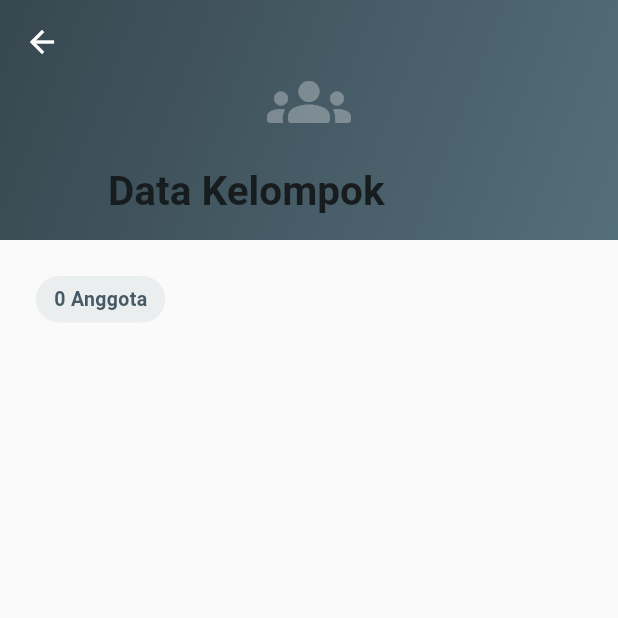
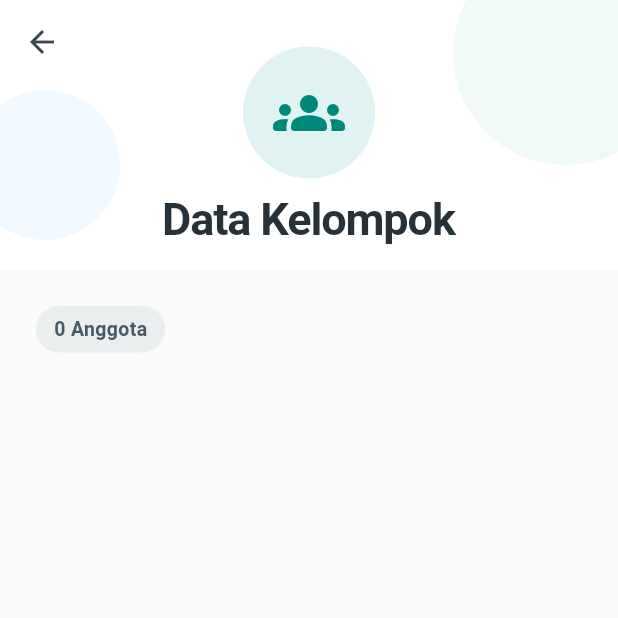
Before and after one commit to Rex4Red/Tugas2-TPM, a Flutter app: the DataKelompokPage screen opened directly, on a phone screen of 412 x 824 dp, the top half of it. Run offline on Flutter 3.47's test engine with Material 3 defaults, Android fonts, the phone set to English and light mode, and no system bars; our stand-ins replace shared_preferences, supabase_flutter; accounts and stored records are empty.

Commit message:
Redesign Data Kelompok header + update .gitignore

```diff
--- a/lib/pages/data_kelompok_page.dart
+++ b/lib/pages/data_kelompok_page.dart
@@ -66,40 +66,74 @@ class _DataKelompokPageState extends State<DataKelompokPage> {
           ? _buildErrorState()
           : CustomScrollView(
               slivers: [
-                    // Header
+                // Modern Clean Header
                 SliverAppBar(
-                      expandedHeight: 160,
+                  expandedHeight: 180,
                   pinned: true,
-                      backgroundColor: Colors.blueGrey[700],
-                      foregroundColor: Colors.white,
+                  backgroundColor: Colors.white,
+                  foregroundColor: Colors.blueGrey[800],
+                  elevation: 0,
+                  centerTitle: true,
                   flexibleSpace: FlexibleSpaceBar(
-                        title: const Text(
+                    centerTitle: true,
+                    titlePadding: const EdgeInsets.only(bottom: 16),
+                    title: Text(
                       'Data Kelompok',
                       style: TextStyle(
-                            fontWeight: FontWeight.w600,
-                            fontSize: 18,
+                        fontWeight: FontWeight.bold,
+                        fontSize: 20,
+                        letterSpacing: -0.5,
+                        color: Colors.blueGrey[900],
                       ),
                     ),
                     background: Container(
+                      decoration: const BoxDecoration(color: Colors.white),
+                      child: Stack(
+                        children: [
+                          // Decorative Background Elements
+                          Positioned(
+                            top: -40,
+                            right: -40,
+                            child: Container(
+                              width: 150,
+                              height: 150,
                               decoration: BoxDecoration(
-                            gradient: LinearGradient(
-                              begin: Alignment.topLeft,
-                              end: Alignment.bottomRight,
-                              colors: [
-                                Colors.blueGrey[800]!,
-                                Colors.blueGrey[600]!,
-                              ],
+                                shape: BoxShape.circle,
+                                color: Colors.teal[50]!.withValues(alpha: 0.5),
                               ),
                             ),
-                          child: Center(
+                          ),
+                          Positioned(
+                            bottom: 20,
+                            left: -20,
+                            child: Container(
+                              width: 100,
+                              height: 100,
+                              decoration: BoxDecoration(
+                                shape: BoxShape.circle,
+                                color: Colors.blue[50]!.withValues(alpha: 0.5),
+                              ),
+                            ),
+                          ),
+                          // Core Icon
+                          Center(
                             child: Padding(
-                              padding: const EdgeInsets.only(bottom: 24),
+                              padding: const EdgeInsets.only(bottom: 30),
+                              child: Container(
+                                padding: const EdgeInsets.all(20),
+                                decoration: BoxDecoration(
+                                  color: Colors.teal[50],
+                                  shape: BoxShape.circle,
+                                ),
                                 child: Icon(
                                   Icons.groups_rounded,
-                                size: 56,
-                                color: Colors.white.withValues(alpha: 0.3),
+                                  size: 48,
+                                  color: Colors.teal[600],
                                 ),
                               ),
+                            ),
+                          ),
+                        ],
                       ),
                     ),
                   ),
@@ -138,11 +172,9 @@ class _DataKelompokPageState extends State<DataKelompokPage> {
                 SliverPadding(
                   padding: const EdgeInsets.fromLTRB(24, 8, 24, 24),
                   sliver: SliverList(
-                        delegate: SliverChildBuilderDelegate(
-                          (context, index) {
+                    delegate: SliverChildBuilderDelegate((context, index) {
                       final member = _dataKelompok[index];
-                            final color =
-                                _avatarColors[index % _avatarColors.length];
+                      final color = _avatarColors[index % _avatarColors.length];
 
                       return Container(
                         margin: const EdgeInsets.only(bottom: 16),
@@ -174,8 +206,7 @@ class _DataKelompokPageState extends State<DataKelompokPage> {
                                       color.withValues(alpha: 0.7),
                                     ],
                                   ),
-                                        borderRadius:
-                                            BorderRadius.circular(14),
+                                  borderRadius: BorderRadius.circular(14),
                                 ),
                                 child: Center(
                                   child: Text(
@@ -193,8 +224,7 @@ class _DataKelompokPageState extends State<DataKelompokPage> {
                               // Info
                               Expanded(
                                 child: Column(
-                                        crossAxisAlignment:
-                                            CrossAxisAlignment.start,
+                                  crossAxisAlignment: CrossAxisAlignment.start,
                                   children: [
                                     Text(
                                       member.namaLengkap,
@@ -211,10 +241,8 @@ class _DataKelompokPageState extends State<DataKelompokPage> {
                                         vertical: 4,
                                       ),
                                       decoration: BoxDecoration(
-                                              color: color
-                                                  .withValues(alpha: 0.1),
-                                              borderRadius:
-                                                  BorderRadius.circular(8),
+                                        color: color.withValues(alpha: 0.1),
+                                        borderRadius: BorderRadius.circular(8),
                                       ),
                                       child: Text(
                                         member.nim,
@@ -252,9 +280,7 @@ class _DataKelompokPageState extends State<DataKelompokPage> {
                           ),
                         ),
                       );
-                          },
-                          childCount: _dataKelompok.length,
-                        ),
+                    }, childCount: _dataKelompok.length),
                   ),
                 ),
               ],
@@ -275,7 +301,11 @@ class _DataKelompokPageState extends State<DataKelompokPage> {
                 color: Colors.red.withValues(alpha: 0.1),
                 shape: BoxShape.circle,
               ),
-              child: Icon(Icons.wifi_off_rounded, size: 48, color: Colors.red[300]),
+              child: Icon(
+                Icons.wifi_off_rounded,
+                size: 48,
+                color: Colors.red[300],
+              ),
             ),
             const SizedBox(height: 24),
             Text(
@@ -289,10 +319,7 @@ class _DataKelompokPageState extends State<DataKelompokPage> {
             const SizedBox(height: 8),
             Text(
               'Pastikan koneksi internet Anda aktif',
-              style: TextStyle(
-                fontSize: 14,
-                color: Colors.grey[500],
-              ),
+              style: TextStyle(fontSize: 14, color: Colors.grey[500]),
             ),
             const SizedBox(height: 24),
             SizedBox(
```
Also changed, not shown: 1 other file. Lines whose indentation alone changed are shown as unchanged.
